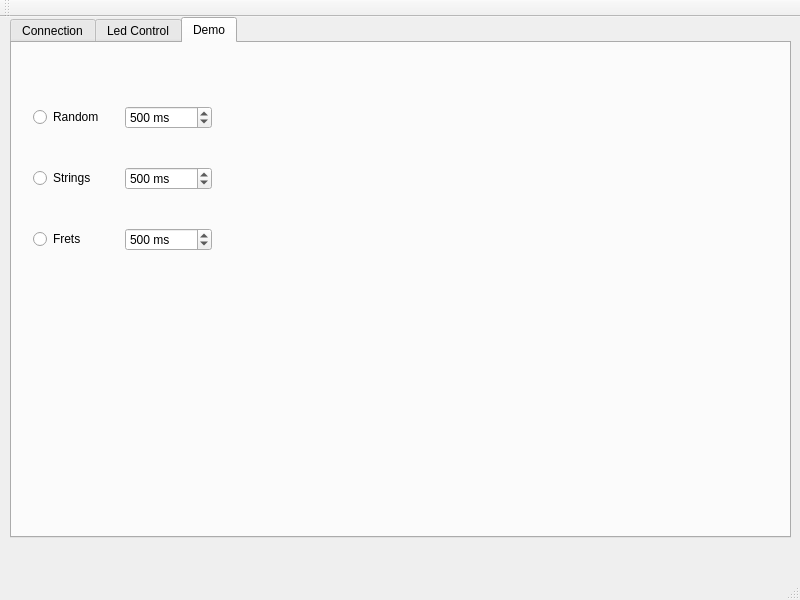
Old version of the form mainwindow.ui in the repository dmchel/tvtools.
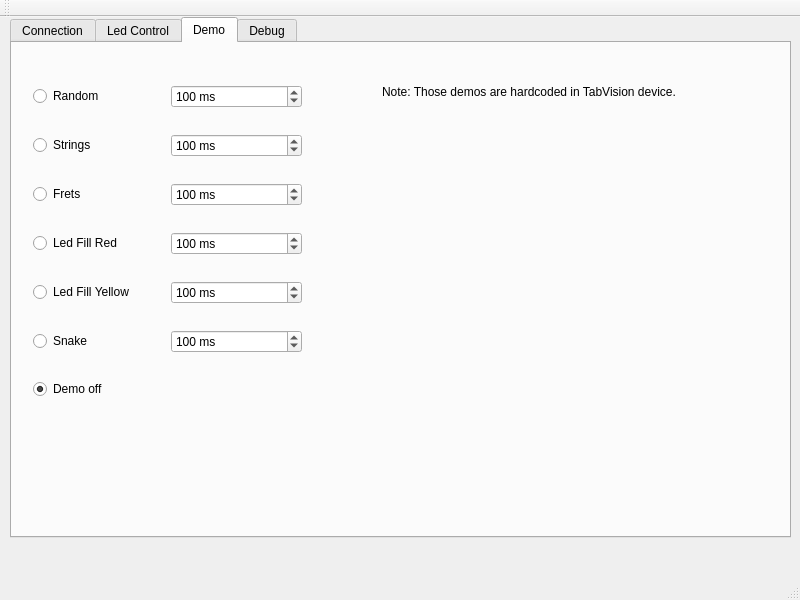
New version of the form. The open tabs and pages were chosen to show the change.

Patch:
```diff
--- a/mainwindow.ui
+++ b/mainwindow.ui
@@ -265,11 +265,14 @@
        <rect>
         <x>10</x>
         <y>20</y>
-        <width>201</width>
-        <height>231</height>
+        <width>291</width>
+        <height>361</height>
        </rect>
       </property>
       <layout class="QVBoxLayout" name="verticalLayout_3">
+       <property name="spacing">
+        <number>15</number>
+       </property>
        <item>
         <layout class="QHBoxLayout" name="horizontalLayout_5">
          <item>
@@ -291,7 +294,7 @@
             <number>100000</number>
            </property>
            <property name="value">
-            <number>500</number>
+            <number>100</number>
            </property>
           </widget>
          </item>
@@ -318,7 +321,7 @@
             <number>100000</number>
            </property>
            <property name="value">
-            <number>500</number>
+            <number>100</number>
            </property>
           </widget>
          </item>
@@ -345,13 +348,132 @@
             <number>100000</number>
            </property>
            <property name="value">
-            <number>500</number>
+            <number>100</number>
            </property>
           </widget>
          </item>
         </layout>
        </item>
+       <item>
+        <layout class="QHBoxLayout" name="horizontalLayout_9">
+         <item>
+          <widget class="QRadioButton" name="redFillRadioButton">
+           <property name="text">
+            <string>Led Fill Red</string>
+           </property>
+          </widget>
+         </item>
+         <item>
+          <widget class="QSpinBox" name="redFillSpinBox">
+           <property name="suffix">
+            <string> ms</string>
+           </property>
+           <property name="minimum">
+            <number>10</number>
+           </property>
+           <property name="maximum">
+            <number>100000</number>
+           </property>
+           <property name="value">
+            <number>100</number>
+           </property>
+          </widget>
+         </item>
+        </layout>
+       </item>
+       <item>
+        <layout class="QHBoxLayout" name="horizontalLayout_8">
+         <item>
+          <widget class="QRadioButton" name="yellowFillRadioButton">
+           <property name="text">
+            <string>Led Fill Yellow</string>
+           </property>
+          </widget>
+         </item>
+         <item>
+          <widget class="QSpinBox" name="yellowFillSpinBox">
+           <property name="suffix">
+            <string> ms</string>
+           </property>
+           <property name="minimum">
+            <number>10</number>
+           </property>
+           <property name="maximum">
+            <number>100000</number>
+           </property>
+           <property name="value">
+            <number>100</number>
+           </property>
+          </widget>
+         </item>
+        </layout>
+       </item>
+       <item>
+        <layout class="QHBoxLayout" name="horizontalLayout_10">
+         <item>
+          <widget class="QRadioButton" name="snakeRadioButton">
+           <property name="text">
+            <string>Snake</string>
+           </property>
+          </widget>
+         </item>
+         <item>
+          <widget class="QSpinBox" name="snakeSpinBox">
+           <property name="suffix">
+            <string> ms</string>
+           </property>
+           <property name="minimum">
+            <number>10</number>
+           </property>
+           <property name="maximum">
+            <number>100000</number>
+           </property>
+           <property name="value">
+            <number>100</number>
+           </property>
+          </widget>
+         </item>
+        </layout>
+       </item>
+       <item>
+        <widget class="QRadioButton" name="demoOffRadioButton">
+         <property name="text">
+          <string>Demo off</string>
+         </property>
+         <property name="checked">
+          <bool>true</bool>
+         </property>
+        </widget>
+       </item>
       </layout>
+     </widget>
+     <widget class="QLabel" name="label">
+      <property name="geometry">
+       <rect>
+        <x>370</x>
+        <y>40</y>
+        <width>381</width>
+        <height>17</height>
+       </rect>
+      </property>
+      <property name="text">
+       <string>Note: Those demos are hardcoded in TabVision device.</string>
+      </property>
+     </widget>
+    </widget>
+    <widget class="QWidget" name="tab">
+     <attribute name="title">
+      <string>Debug</string>
+     </attribute>
+     <widget class="QPlainTextEdit" name="plainTextEdit">
+      <property name="geometry">
+       <rect>
+        <x>10</x>
+        <y>20</y>
+        <width>751</width>
+        <height>451</height>
+       </rect>
+      </property>
      </widget>
     </widget>
    </widget>
```
Left out of the diff: 38 changed lines with no effect on the pictures.
